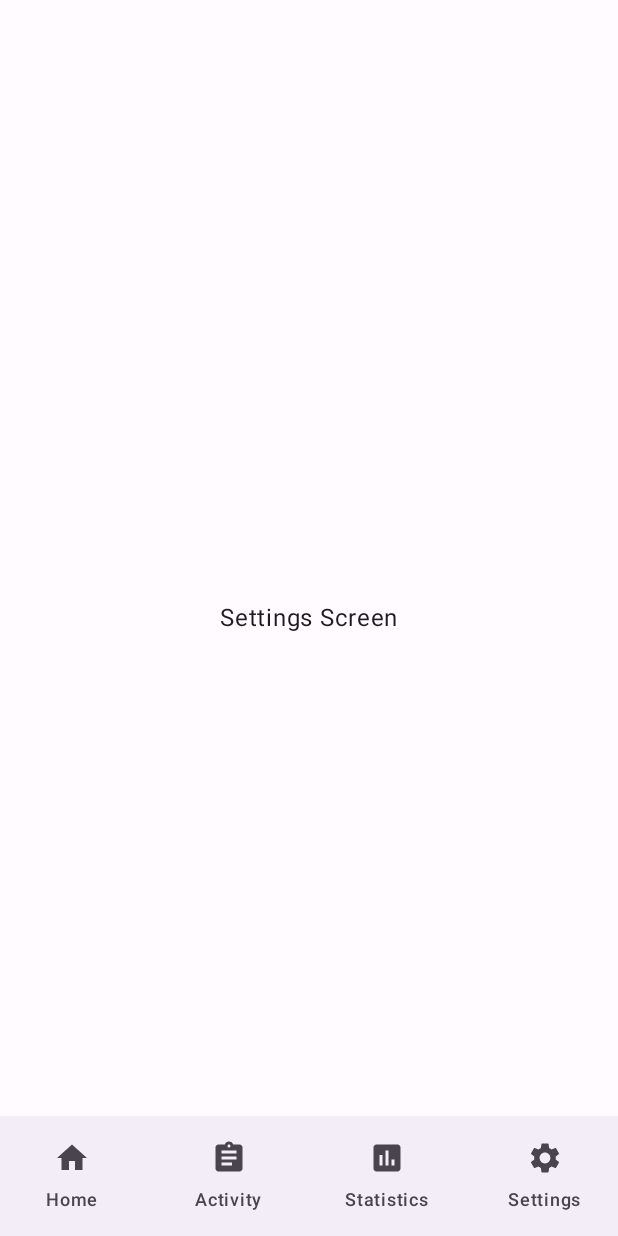
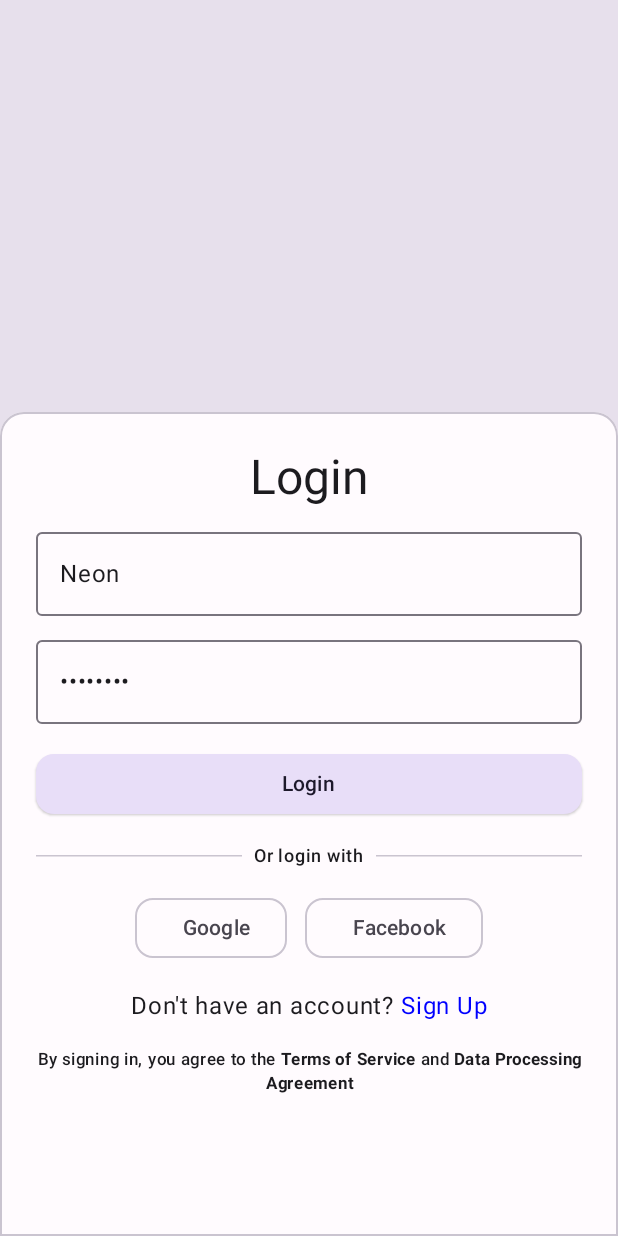
Before and after one commit to Neon2905/FitTrack-mobile, an Android app built with Jetpack Compose: the screen it shows after launch (MainActivity), item 2 of the bottom bar chosen, on a phone screen of 412 x 824 dp. Run offline under Robolectric (Android 15) with nearby library versions, the phone set to English and light mode, and no system bars; our stand-ins replace Dagger/Hilt's generated code; libraries missing offline, so code that uses them is left out: arrow.core.

Commit message:
added: I don't know what the fk I did. It's 2:00 in the morning!

```diff
--- a/app/src/main/AndroidManifest.xml
+++ b/app/src/main/AndroidManifest.xml
@@ -4,6 +4,7 @@
 
     <uses-permission android:name="android.permission.INTERNET" />
     <application
+        android:enableOnBackInvokedCallback="true"
         android:name=".FitTrackMobile"
         android:networkSecurityConfig="@xml/network_security_config"
         android:allowBackup="true"
@@ -14,7 +15,7 @@
         android:roundIcon="@mipmap/ic_launcher_round"
         android:supportsRtl="true"
         android:theme="@style/Theme.FitTrackMobile"
-        tools:targetApi="31">
+        tools:targetApi="33">
         <activity
             android:name=".MainActivity"
             android:exported="true"
--- a/app/src/main/java/com/fittrackapp/fittrack_mobile/MainActivity.kt
+++ b/app/src/main/java/com/fittrackapp/fittrack_mobile/MainActivity.kt
@@ -2,6 +2,7 @@ package com.fittrackapp.fittrack_mobile
 
 import android.annotation.SuppressLint
 import android.os.Bundle
+import android.util.Log
 import androidx.activity.ComponentActivity
 import androidx.activity.compose.setContent
 import androidx.activity.enableEdgeToEdge
@@ -13,6 +14,8 @@ import com.fittrackapp.fittrack_mobile.utils.navigation.AppNavHost
 import com.fittrackapp.fittrack_mobile.presentation.NavBar
 import com.fittrackapp.fittrack_mobile.presentation.theme.FitTrackMobileTheme
 import com.fittrackapp.fittrack_mobile.utils.Toast
+import com.fittrackapp.fittrack_mobile.utils.navigation.NavRoute
+import com.fittrackapp.fittrack_mobile.utils.navigation.Navigator
 import dagger.hilt.android.AndroidEntryPoint
 
 @AndroidEntryPoint
@@ -23,7 +26,6 @@ class MainActivity : ComponentActivity() {
         enableEdgeToEdge()
         setContent {
             FitTrackMobileTheme {
-                val navController = rememberNavController()
 
                 Scaffold(
                     modifier = Modifier.fillMaxSize(),
--- /dev/null
+++ b/app/src/main/java/com/fittrackapp/fittrack_mobile/data/model/RegisterRequest.kt
@@ -0,0 +1,6 @@
+package com.fittrackapp.fittrack_mobile.data.model
+
+data class RegisterRequest(
+    val username: String,
+    val password: String
+)
--- a/app/src/main/java/com/fittrackapp/fittrack_mobile/data/remote/AuthApi.kt
+++ b/app/src/main/java/com/fittrackapp/fittrack_mobile/data/remote/AuthApi.kt
@@ -1,6 +1,7 @@
 package com.fittrackapp.fittrack_mobile.data.remote
 
 import com.fittrackapp.fittrack_mobile.data.model.LoginRequest
+import com.fittrackapp.fittrack_mobile.data.model.RegisterRequest
 import com.fittrackapp.fittrack_mobile.domain.model.AuthUser
 import retrofit2.http.Body
 import retrofit2.http.POST
@@ -10,7 +11,8 @@ interface AuthApi {
     @POST("auth/login")
     suspend fun login(@Body request: LoginRequest): AuthUser
 
-    suspend fun register(username: String, password: String): AuthUser
+    @POST("auth/register")
+    suspend fun register(@Body request: RegisterRequest): AuthUser
 
     suspend fun logout(): Boolean
 }
--- a/app/src/main/java/com/fittrackapp/fittrack_mobile/data/repository/AuthRepositoryImpl.kt
+++ b/app/src/main/java/com/fittrackapp/fittrack_mobile/data/repository/AuthRepositoryImpl.kt
@@ -4,6 +4,7 @@ import android.util.Log
 import arrow.core.Either
 import com.fittrackapp.fittrack_mobile.data.mapper.toGeneralError
 import com.fittrackapp.fittrack_mobile.data.model.LoginRequest
+import com.fittrackapp.fittrack_mobile.data.model.RegisterRequest
 import com.fittrackapp.fittrack_mobile.data.remote.AuthApi
 import com.fittrackapp.fittrack_mobile.domain.model.AuthUser
 import com.fittrackapp.fittrack_mobile.domain.model.NetworkError
@@ -31,7 +32,12 @@ class AuthRepositoryImpl @Inject constructor(
         username: String,
         password: String
     ): Either<NetworkError, AuthUser> {
-        TODO("Not yet implemented")
+        return Either.catch {
+            val request = RegisterRequest(username, password)
+            authApi.register(request)
+        }.mapLeft {
+            Log.e("AuthRepositoryImpl", "Registration failed: " + it.message, it)
+            it.toGeneralError() }
     }
 
     override suspend fun logout(): Boolean {
--- /dev/null
+++ b/app/src/main/java/com/fittrackapp/fittrack_mobile/presentation/auth/AuthScreen.kt
@@ -0,0 +1,20 @@
+package com.fittrackapp.fittrack_mobile.presentation.auth
+
+import androidx.compose.foundation.layout.Box
+import androidx.compose.runtime.Composable
+import androidx.compose.runtime.getValue
+import androidx.hilt.navigation.compose.hiltViewModel
+import androidx.lifecycle.compose.collectAsStateWithLifecycle
+
+@Composable
+fun AuthScreen() {
+    val viewModel: AuthViewModel = hiltViewModel()
+    val state by viewModel.state.collectAsStateWithLifecycle()
+
+    Box {
+        if(state.isOnSignIn)
+            LoginScreen()
+        else
+            SignupScreen()
+    }
+}
--- a/app/src/main/java/com/fittrackapp/fittrack_mobile/presentation/auth/AuthViewState.kt
+++ b/app/src/main/java/com/fittrackapp/fittrack_mobile/presentation/auth/AuthViewState.kt
@@ -4,5 +4,7 @@ data class AuthViewState(
     val isSigningIn: Boolean = false,
     val username: String = "",
     val password: String = "",
-    val errorMessage: String? = null
+    val errorMessage: String? = null,
+    val isRegistering: Boolean = false,
+    val isOnSignIn: Boolean = true
 )
--- a/app/src/main/java/com/fittrackapp/fittrack_mobile/presentation/auth/loginScreen.kt
+++ b/app/src/main/java/com/fittrackapp/fittrack_mobile/presentation/auth/LoginScreen.kt
@@ -8,9 +8,11 @@ import androidx.compose.ui.Alignment
 import androidx.compose.ui.Modifier
 import androidx.compose.ui.tooling.preview.Preview
 import androidx.compose.ui.unit.dp
-import androidx.lifecycle.viewmodel.compose.viewModel
 import androidx.compose.foundation.background
+import androidx.compose.foundation.clickable
 import androidx.compose.runtime.getValue
+import androidx.compose.ui.graphics.Color
+import androidx.compose.ui.text.font.FontWeight
 import androidx.hilt.navigation.compose.hiltViewModel
 import androidx.lifecycle.compose.collectAsStateWithLifecycle
 
@@ -27,7 +29,7 @@ fun LoginScreen() {
             .background(MaterialTheme.colorScheme.surfaceVariant),
         contentAlignment = Alignment.BottomCenter,
     ) {
-        LoginSurface {
+        AuthSurface {
             LoginHeader()
             LoginInputFields(
                 state.username,
@@ -66,6 +68,19 @@ fun LoginScreen() {
                 SocialButton("Google") { /* TODO */ }
                 SocialButton("Facebook") { /* TODO */ }
             }
+
+            Row {
+                Text(text = "Don't have an account?")
+                Spacer(modifier = Modifier.width(4.dp))
+                Text(
+                    text = "Sign Up",
+                    color = Color.Blue,
+                    modifier = Modifier.clickable {
+                        viewModel.onIsOnSignInChanged(false)
+                    }
+                )
+            }
+
             LoginFooter()
         }
     }
--- a/app/src/main/java/com/fittrackapp/fittrack_mobile/presentation/auth/sections/LoginSurface.kt
+++ b/app/src/main/java/com/fittrackapp/fittrack_mobile/presentation/auth/sections/AuthSurface.kt
@@ -18,7 +18,7 @@ import androidx.compose.ui.tooling.preview.Preview
 import androidx.compose.ui.unit.dp
 
 @Composable
-fun LoginSurface(content: @Composable ColumnScope.() -> Unit) {
+fun AuthSurface(content: @Composable ColumnScope.() -> Unit) {
     Surface(
         modifier = Modifier
             .fillMaxWidth()
--- a/app/src/main/java/com/fittrackapp/fittrack_mobile/presentation/components/NavBar.kt
+++ b/app/src/main/java/com/fittrackapp/fittrack_mobile/presentation/components/NavBar.kt
@@ -7,6 +7,9 @@ import androidx.compose.material3.*
 import androidx.compose.runtime.*
 import androidx.compose.ui.Modifier
 import androidx.compose.ui.graphics.vector.ImageVector
+import androidx.navigation.compose.currentBackStackEntryAsState
+import androidx.navigation.compose.rememberNavController
+import com.fittrackapp.fittrack_mobile.utils.navigation.NavRoute
 import com.fittrackapp.fittrack_mobile.utils.navigation.Navigator
 
 data class NavItem(
@@ -16,21 +19,25 @@ data class NavItem(
 )
 
 val navItems = listOf(
-    NavItem("Dashboard", Icons.Default.Home, "Home"),
-    NavItem("Settings", Icons.AutoMirrored.Filled.Assignment, "Activity"),
-    NavItem("Settings", Icons.Default.InsertChart, "Statistics"),
-    NavItem("Settings", Icons.Default.Settings, "Settings")
+    NavItem(NavRoute.Dashboard.route, Icons.Default.Home, "Home"),
+    NavItem(NavRoute.Auth.route, Icons.AutoMirrored.Filled.Assignment, "Activity"),
+    NavItem(NavRoute.Settings.route, Icons.Default.InsertChart, "Statistics"),
+    NavItem(NavRoute.Settings.route, Icons.Default.Settings, "Settings")
 )
 
 @Composable
 fun NavBar(
     modifier: Modifier = Modifier
 ) {
-    val currentRoute = Navigator.getCurrentRoute()
+    val currentRoute by Navigator.currentRoute.collectAsState()
+
+    //TODO: Fix the issue with the currentRoute not being recognized
+    if (currentRoute != NavRoute.Auth.route) {
 
         NavigationBar(modifier = modifier) {
             navItems.forEach { item ->
                 NavigationBarItem(
+                    //TODO: Fix the issue with the currentRoute not being recognized
                     selected = currentRoute == item.route,
                     onClick = {
                         if (currentRoute != item.route) {
@@ -46,4 +53,6 @@ fun NavBar(
                 )
             }
         }
+
     }
+}
--- a/app/src/main/java/com/fittrackapp/fittrack_mobile/utils/navigation/AppNavHost.kt
+++ b/app/src/main/java/com/fittrackapp/fittrack_mobile/utils/navigation/AppNavHost.kt
@@ -4,18 +4,19 @@ import androidx.compose.animation.fadeIn
 import androidx.compose.animation.fadeOut
 import androidx.compose.animation.slideInHorizontally
 import androidx.compose.animation.slideOutHorizontally
-import com.fittrackapp.fittrack_mobile.presentation.auth.LoginScreen
 import androidx.compose.runtime.Composable
 import androidx.compose.runtime.LaunchedEffect
 import androidx.navigation.compose.NavHost
 import androidx.navigation.compose.composable
 import androidx.navigation.compose.rememberNavController
+import com.fittrackapp.fittrack_mobile.presentation.auth.AuthScreen
 import com.fittrackapp.fittrack_mobile.presentation.dashboard.DashboardScreen
 import com.fittrackapp.fittrack_mobile.presentation.setting.SettingScreen
 
 @Composable
 fun AppNavHost() {
     val navController = rememberNavController()
+    SyncNavigator(navController)
 
     LaunchedEffect(Unit) {
         Navigator.setController(navController)
@@ -23,13 +24,13 @@ fun AppNavHost() {
 
     NavHost(
         navController = navController,
-        startDestination = NavRoute.Login.route,
+        startDestination = NavRoute.Dashboard.route,
         enterTransition = { slideInHorizontally { it } + fadeIn() },
         exitTransition = { slideOutHorizontally { -it } + fadeOut() },
         popEnterTransition = { slideInHorizontally { -it } + fadeIn() },
         popExitTransition = { slideOutHorizontally { it } + fadeOut() }
     ) {
-        composable(NavRoute.Login.route) { LoginScreen() }
+        composable(NavRoute.Auth.route) { AuthScreen() }
         composable(NavRoute.Dashboard.route) { DashboardScreen() }
         composable(NavRoute.Settings.route) { SettingScreen() }
         // TODO: Add more routes here
--- a/app/src/main/java/com/fittrackapp/fittrack_mobile/utils/navigation/NavRoute.kt
+++ b/app/src/main/java/com/fittrackapp/fittrack_mobile/utils/navigation/NavRoute.kt
@@ -1,7 +1,7 @@
 package com.fittrackapp.fittrack_mobile.utils.navigation
 
 sealed class NavRoute(val route: String) {
-    data object Login : NavRoute("login")
+    data object Auth : NavRoute("auth")
     data object Dashboard : NavRoute("dashboard")
     data object Settings : NavRoute("settings")
 }
--- a/app/src/main/java/com/fittrackapp/fittrack_mobile/utils/navigation/Navigator.kt
+++ b/app/src/main/java/com/fittrackapp/fittrack_mobile/utils/navigation/Navigator.kt
@@ -1,27 +1,39 @@
 package com.fittrackapp.fittrack_mobile.utils.navigation
 
 import android.annotation.SuppressLint
+import android.util.Log
 import androidx.navigation.NavHostController
+import kotlinx.coroutines.flow.MutableStateFlow
+import kotlinx.coroutines.flow.StateFlow
+import kotlinx.coroutines.flow.asStateFlow
 
 object Navigator {
     @SuppressLint("StaticFieldLeak")
     private var navController: NavHostController? = null
 
-    fun getCurrentRoute(): String? {
-        return navController
-            ?.currentBackStackEntry
-            ?.destination
-            ?.route
-    }
+    private val _currentRoute = MutableStateFlow<String>("")
+    val currentRoute: StateFlow<String> = _currentRoute.asStateFlow()
 
     fun setController(controller: NavHostController) {
         navController = controller
     }
+
+    internal fun setCurrentRoute(route: String) {
+        _currentRoute.value = route
+    }
+
     fun navigate(route: String) {
+
+        if (_currentRoute.value == route)
+            return
+
         navController?.navigate(route)
     }
 
     fun navigateAndClear(route: String) {
+        if (_currentRoute.value == route)
+            return
+
         navController?.navigate(route) {
             popUpTo(0)
         }
--- /dev/null
+++ b/app/src/main/java/com/fittrackapp/fittrack_mobile/utils/navigation/SyncNavigator.kt
@@ -0,0 +1,18 @@
+package com.fittrackapp.fittrack_mobile.utils.navigation
+
+import androidx.compose.runtime.Composable
+import androidx.compose.runtime.LaunchedEffect
+import androidx.compose.runtime.getValue
+import androidx.navigation.NavHostController
+import androidx.navigation.compose.currentBackStackEntryAsState
+
+
+@Composable
+fun SyncNavigator(navController: NavHostController) {
+    val navBackStackEntry by navController.currentBackStackEntryAsState()
+    val currentRoute = navBackStackEntry?.destination?.route
+
+    LaunchedEffect(currentRoute) {
+        currentRoute?.let { Navigator.setCurrentRoute(it) }
+    }
+}
```
Also changed, not shown: app/src/main/java/com/fittrackapp/fittrack_mobile/presentation/auth/AuthViewModel.kt (+33 -1 lines), app/src/main/java/com/fittrackapp/fittrack_mobile/presentation/auth/SignupScreen.kt (added, +87 -0 lines), app/src/main/java/com/fittrackapp/fittrack_mobile/presentation/auth/sections/SignupFooter.kt (added, +28 -0 lines), app/src/main/java/com/fittrackapp/fittrack_mobile/presentation/auth/sections/SignupHeader.kt (added, +10 -0 lines), app/src/main/java/com/fittrackapp/fittrack_mobile/presentation/auth/sections/SignupInputFields.kt (added, +32 -0 lines). Lines whose indentation alone changed are shown as unchanged.
